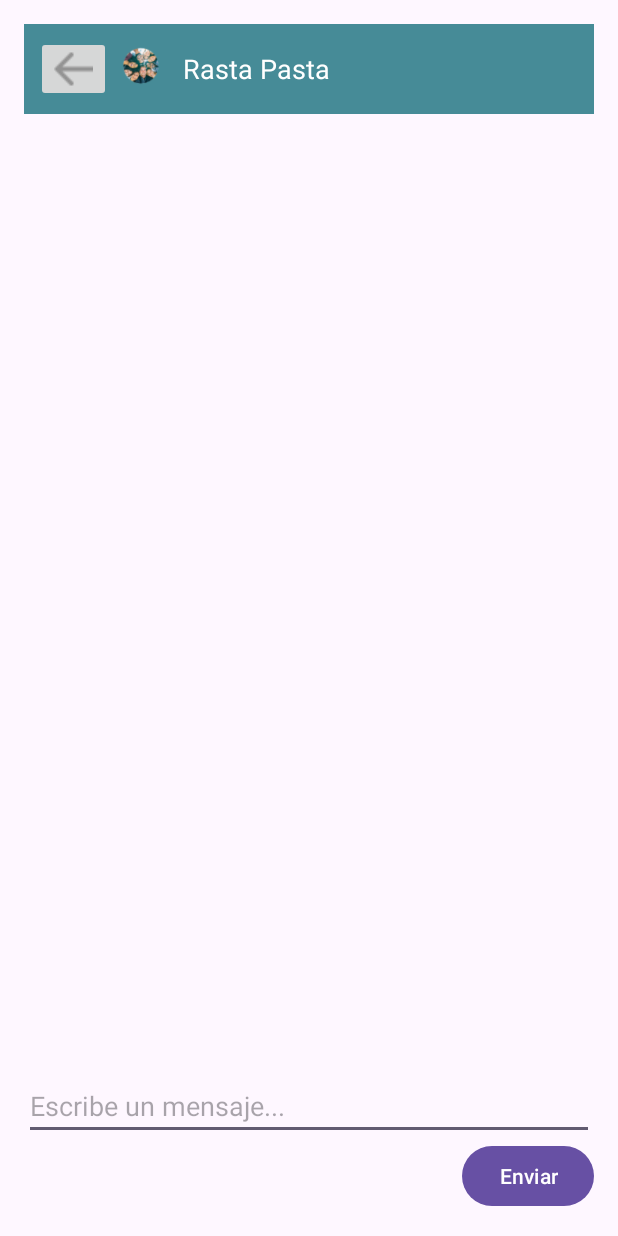
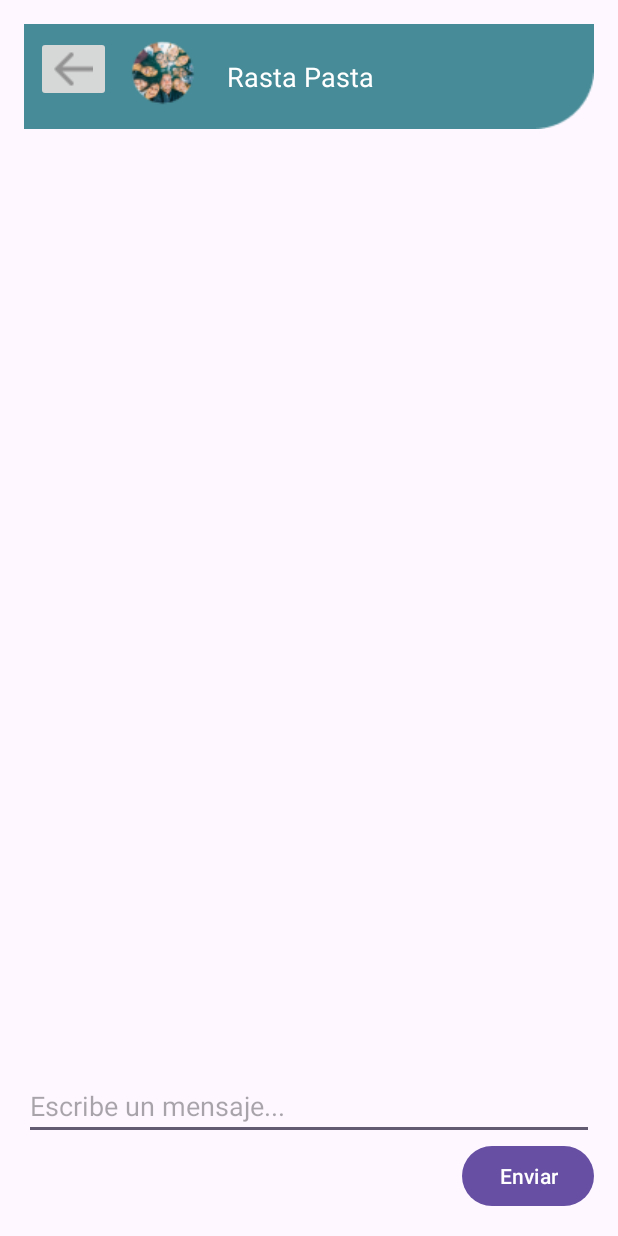
Before and after one commit to ICM2330/PontiLive, an Android app: the ChatActivity screen opened directly, with no data from a screen before it, on a phone screen of 412 x 824 dp. Run offline under Robolectric (Android 15) with nearby library versions, the phone set to English and light mode, and no system bars.

Commit message:
Header changed

```diff
--- a/PontiLiveApp/app/src/main/res/layout/activity_chat.xml
+++ b/PontiLiveApp/app/src/main/res/layout/activity_chat.xml
@@ -6,13 +6,13 @@
     android:layout_height="match_parent"
     android:orientation="vertical"
     android:padding="16dp"
-    tools:context=".ChatActivity">
+    tools:context=".activities.ChatActivity">
 
     <RelativeLayout
         android:id="@+id/topBar"
         android:layout_width="match_parent"
         android:layout_height="wrap_content"
-        android:background="#2196F3"
+        android:background="@drawable/rectangle_72"
         android:padding="8dp"
         android:backgroundTint="@color/chatBarraSuperior">
 
@@ -24,10 +24,10 @@
 
         <ImageView
             android:id="@+id/profileImageView"
-            android:layout_width="40dp"
-            android:layout_height="40dp"
-            android:src="@drawable/foto_perfil"
-            android:layout_toEndOf="@+id/botonBack"/>
+            android:layout_width="wrap_content"
+            android:layout_height="wrap_content"
+            android:layout_toEndOf="@+id/botonBack"
+            android:src="@drawable/foto_perfil" />
 
         <TextView
             android:id="@+id/recipientNameTextView"
```
